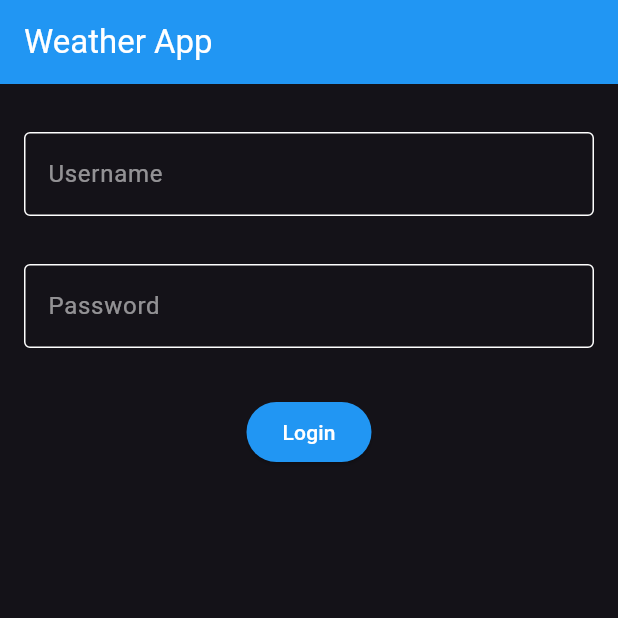
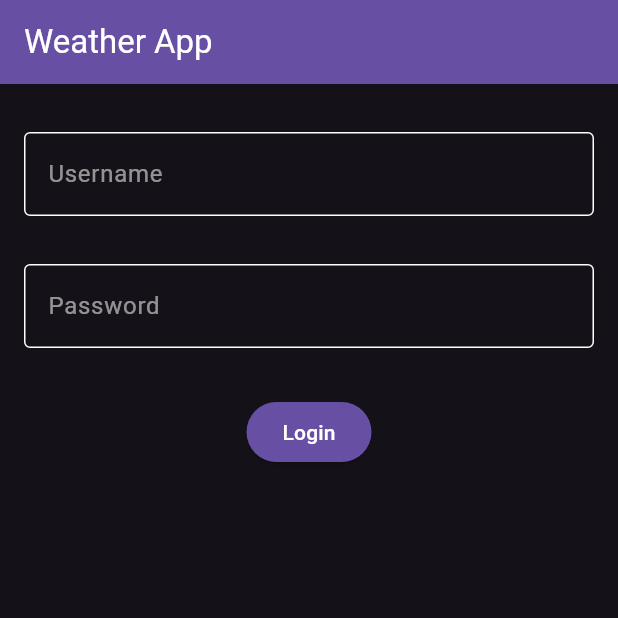
Before and after one commit to marcusicaro/flutter_application_ol, a Flutter app: the screen it shows after launch, on a phone screen of 412 x 824 dp, the top half of it. Run offline on Flutter 3.47's test engine with Material 3 defaults, Android fonts, the phone set to English and light mode, and no system bars; our stand-ins replace geolocator.

Commit message:
feat: implement primary color

```diff
--- a/lib/main.dart
+++ b/lib/main.dart
@@ -38,11 +38,12 @@ class MyAppState extends State<MyApp> {
       scaffoldMessengerKey: GlobalSnackbar.key,
       title: 'Location Service',
       theme: ThemeData.dark().copyWith(
-        primaryColor: Colors.blue,
-        appBarTheme: const AppBarTheme(
-            color: Colors.blue, foregroundColor: Colors.white),
-        colorScheme: const ColorScheme.light(
-            primary: Colors.blue, background: Colors.white),
+        appBarTheme: AppBarTheme(
+            color: Theme.of(context).colorScheme.primary,
+            foregroundColor: Colors.white),
+        colorScheme: ColorScheme.light(
+            primary: Theme.of(context).colorScheme.primary,
+            background: Colors.white),
       ),
       home: Scaffold(
         appBar: AppBar(
--- a/lib/screens/login.dart
+++ b/lib/screens/login.dart
@@ -43,7 +43,7 @@ class LoginScreen extends StatelessWidget {
                       child: ElevatedButton(
                     style: ElevatedButton.styleFrom(
                       foregroundColor: Colors.white,
-                      backgroundColor: Theme.of(context).primaryColor,
+                      backgroundColor: Theme.of(context).colorScheme.primary,
                     ),
                     onPressed: () async {
                       if (_formKey.currentState!.validate()) {
--- a/lib/utils/login/text_field.dart
+++ b/lib/utils/login/text_field.dart
@@ -22,8 +22,9 @@ class CustomTextField extends StatelessWidget {
         controller: controller,
         obscureText: obscureText,
         decoration: InputDecoration(
-          focusedBorder: const OutlineInputBorder(
-              borderSide: BorderSide(color: Colors.blue)),
+          focusedBorder: OutlineInputBorder(
+              borderSide:
+                  BorderSide(color: Theme.of(context).colorScheme.primary)),
           border: const OutlineInputBorder(),
           enabledBorder: const OutlineInputBorder(
               borderSide: BorderSide(color: Colors.white)),
```
